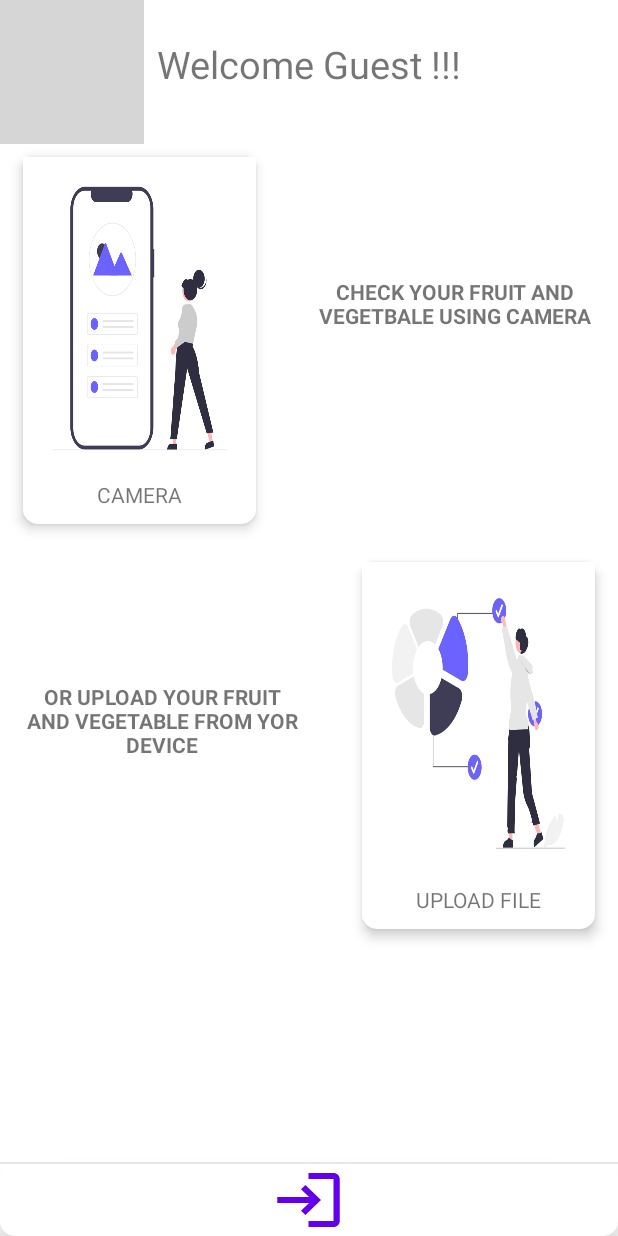
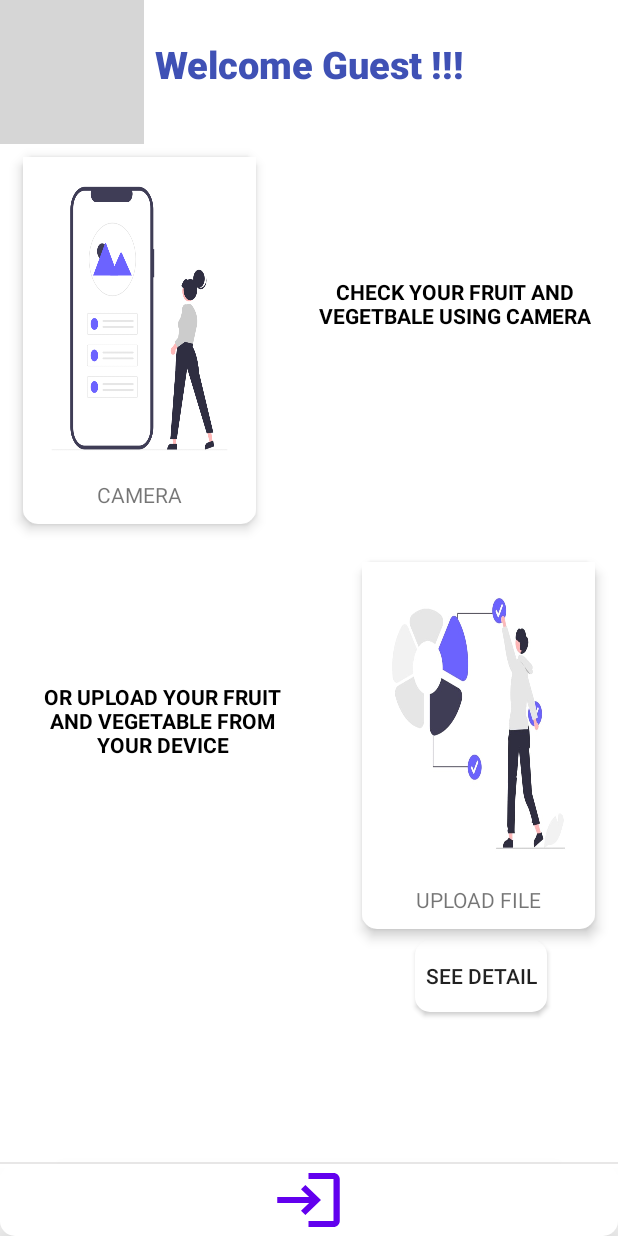
Before and after one commit to yusrilalbi/ML-ProductCapstone, an Android app: the menu screen opened directly, with no data from a screen before it, on a phone screen of 412 x 824 dp. Run offline under Robolectric (Android 15) with nearby library versions, the phone set to English and light mode, and no system bars; libraries missing offline, so code that uses them is left out: org.tensorflow.lite; pictures from the network do not load; 4 statements that could not run were skipped; grey boxes are pictures that could not be loaded.

Commit message:
Front End 100% (Logo, Texture, Colour, etc)

```diff
--- a/Andro/FV_Classification/app/src/main/AndroidManifest.xml
+++ b/Andro/FV_Classification/app/src/main/AndroidManifest.xml
@@ -11,7 +11,7 @@
 
     <application
         android:allowBackup="true"
-        android:icon="@mipmap/ic_launcher"
+        android:icon="@drawable/imgbellpaper"
         android:label="@string/app_name"
         android:roundIcon="@mipmap/ic_launcher_round"
         android:supportsRtl="true"
--- a/Andro/FV_Classification/app/src/main/java/com/example/fv_classification/menu.kt
+++ b/Andro/FV_Classification/app/src/main/java/com/example/fv_classification/menu.kt
@@ -16,6 +16,7 @@ import com.example.fv_classification.data.detailData
 import com.example.fv_classification.data.detailPassing
 import com.example.fv_classification.tflite.Classifier
 import com.google.gson.Gson
+import kotlinx.android.synthetic.main.activity_menu.*
 import okhttp3.Callback
 import okhttp3.OkHttpClient
 import okhttp3.Request
@@ -32,7 +33,7 @@ class menu : AppCompatActivity() {
     private val mInputSize = 150
     private val mModelPath = "converted_modelfruitlama.tflite"
     private val mLabelPath = "labelfruit.txt"
-    val REQUEST_IMAGE_CAPTURE = 100
+
     override fun onCreate(savedInstanceState: Bundle?) {
         super.onCreate(savedInstanceState)
         setContentView(R.layout.activity_menu)
@@ -66,18 +67,19 @@ class menu : AppCompatActivity() {
 
         var uri: Uri?= data?.data
         uploadFile.setImageURI(data?.data)
-        val imageBitmap = uploadFile.drawable.toBitmap()
         bitmap = MediaStore.Images.Media.getBitmap(this.contentResolver, uri)
 
         var result = classifier.recognizeImage(bitmap)
-
-        uploadFile.setOnClickListener(){
+        val uploadButton = findViewById<Button>(R.id.seeUpload)
+//        uploadFile.setOnClickListener(){
+//
+//        }
+        uploadButton.setOnClickListener(){
             val intent = Intent(this@menu, goal::class.java)
             intent.putExtra("uri", uri)
             intent.putExtra("prediksi", result.get(0).title)
             startActivity(intent)
         }
-
     }
 
     private fun initClassifier() {
--- a/Andro/FV_Classification/app/src/main/res/layout/activity_main.xml
+++ b/Andro/FV_Classification/app/src/main/res/layout/activity_main.xml
@@ -18,7 +18,7 @@
             android:layout_height="wrap_content"
             android:fontFamily="sans-serif-black"
             android:gravity="center"
-            android:text="Connect With Real Time \nData Crypto"
+            android:text="Connect With Fruit and Vegetable Classification"
             android:textColor="#3F51B5"
             android:textSize="24sp"
             android:textStyle="bold" />
--- a/Andro/FV_Classification/app/src/main/res/layout/activity_menu.xml
+++ b/Andro/FV_Classification/app/src/main/res/layout/activity_menu.xml
@@ -7,11 +7,13 @@
     tools:context=".menu">
 
     <TextView
+        android:fontFamily="sans-serif-black"
         android:id="@+id/textView6"
         android:layout_width="match_parent"
         android:layout_height="39dp"
         android:layout_alignParentTop="true"
         android:layout_marginTop="25dp"
+        android:textColor="#3F51B5"
         android:text="Welcome Guest !!!"
         android:textAlignment="center"
         android:textSize="25sp" />
@@ -125,9 +127,12 @@
         android:layout_marginTop="105dp"
         android:layout_marginEnd="40dp"
         android:layout_toStartOf="@+id/setting"
-        android:text="Or Upload Your Fruit and Vegetable From Yor Device"
+        android:shadowColor="#000000"
+        android:text="Or Upload Your Fruit and Vegetable From Your Device"
         android:textAlignment="center"
         android:textAllCaps="true"
+        android:textColor="#000000"
+        android:textColorHint="#000000"
         android:textStyle="bold" />
 
     <TextView
@@ -140,10 +145,26 @@
         android:layout_marginTop="100dp"
         android:layout_marginEnd="15dp"
         android:layout_toEndOf="@+id/profile"
+        android:shadowColor="#000000"
         android:text="Check your Fruit and Vegetbale using Camera"
         android:textAlignment="center"
         android:textAllCaps="true"
+        android:textColor="#000000"
+        android:textColorHint="#000000"
         android:textStyle="bold" />
+
+    <androidx.appcompat.widget.AppCompatButton
+        android:id="@+id/seeUpload"
+        android:layout_width="wrap_content"
+        android:layout_height="wrap_content"
+        android:layout_below="@+id/setting"
+        android:layout_alignParentEnd="true"
+        android:layout_marginTop="7dp"
+        android:layout_marginEnd="47dp"
+        android:background="@drawable/shadow"
+
+        android:elevation="5dp"
+        android:text="See Detail" />
 
 
 </RelativeLayout>
```
